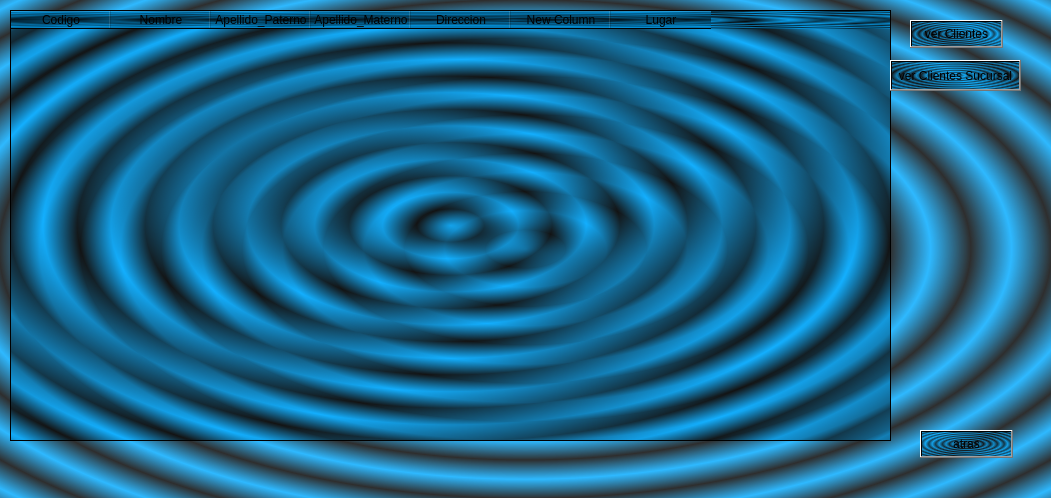
kpzaolod6000/HELLOWORLD, file Restaurante/reportes.ui: the form before one commit.
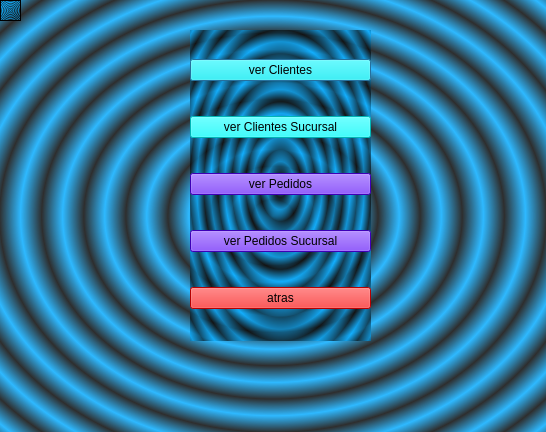
The form after the commit.

Diff of the .ui file:
```diff
--- a/Restaurante/reportes.ui
+++ b/Restaurante/reportes.ui
@@ -6,8 +6,8 @@
    <rect>
     <x>0</x>
     <y>0</y>
-    <width>1051</width>
-    <height>498</height>
+    <width>546</width>
+    <height>432</height>
    </rect>
   </property>
   <property name="windowTitle">
@@ -17,88 +17,78 @@
    <string notr="true">background-color: qradialgradient(spread:repeat, cx:0.5, cy:0.5, radius:0.077, fx:0.5, fy:0.5, stop:0 rgba(0, 169, 255, 147), stop:0.497326 rgba(0, 0, 0, 147), stop:1 rgba(0, 169, 255, 147));
 background-color: qconicalgradient(cx:0.5, cy:0.5, angle:0, stop:0 rgba(35, 40, 3, 255), stop:0.16 rgba(136, 106, 22, 255), stop:0.225 rgba(166, 140, 41, 255), stop:0.285 rgba(204, 181, 74, 255), stop:0.345 rgba(235, 219, 102, 255), stop:0.415 rgba(245, 236, 112, 255), stop:0.52 rgba(209, 190, 76, 255), stop:0.57 rgba(187, 156, 51, 255), stop:0.635 rgba(168, 142, 42, 255), stop:0.695 rgba(202, 174, 68, 255), stop:0.75 rgba(218, 202, 86, 255), stop:0.815 rgba(208, 187, 73, 255), stop:0.88 rgba(187, 156, 51, 255), stop:0.935 rgba(137, 108, 26, 255), stop:1 rgba(35, 40, 3, 255));</string>
   </property>
-  <widget class="QPushButton" name="pushButton_cliente">
+  <widget class="QWidget" name="layoutWidget">
    <property name="geometry">
     <rect>
-     <x>910</x>
-     <y>20</y>
-     <width>93</width>
-     <height>28</height>
+     <x>190</x>
+     <y>30</y>
+     <width>181</width>
+     <height>311</height>
     </rect>
    </property>
-   <property name="text">
-    <string>ver Clientes</string>
-   </property>
+   <layout class="QVBoxLayout" name="verticalLayout">
+    <item>
+     <widget class="QPushButton" name="pushButton_cliente">
+      <property name="styleSheet">
+       <string notr="true">
+background-color: rgb(0, 255, 255);</string>
+      </property>
+      <property name="text">
+       <string>ver Clientes</string>
+      </property>
+     </widget>
+    </item>
+    <item>
+     <widget class="QPushButton" name="pushButton_clisucursal">
+      <property name="styleSheet">
+       <string notr="true">
+background-color: rgb(0, 255, 255);</string>
+      </property>
+      <property name="text">
+       <string>ver Clientes Sucursal</string>
+      </property>
+     </widget>
+    </item>
+    <item>
+     <widget class="QPushButton" name="pushButton_pedidos">
+      <property name="styleSheet">
+       <string notr="true">background-color: rgb(85, 0, 255);</string>
+      </property>
+      <property name="text">
+       <string>ver Pedidos</string>
+      </property>
+     </widget>
+    </item>
+    <item>
+     <widget class="QPushButton" name="pushButton_pedidos_2">
+      <property name="styleSheet">
+       <string notr="true">background-color: rgb(85, 0, 255);</string>
+      </property>
+      <property name="text">
+       <string>ver Pedidos Sucursal</string>
+      </property>
+     </widget>
+    </item>
+    <item>
+     <widget class="QPushButton" name="pushButton_back">
+      <property name="styleSheet">
+       <string notr="true">background-color: rgb(255, 0, 0);</string>
+      </property>
+      <property name="text">
+       <string>atras</string>
+      </property>
+     </widget>
+    </item>
+   </layout>
   </widget>
   <widget class="QTableWidget" name="tableWidget">
    <property name="geometry">
     <rect>
-     <x>10</x>
-     <y>10</y>
-     <width>881</width>
-     <height>431</height>
+     <x>0</x>
+     <y>0</y>
+     <width>21</width>
+     <height>21</height>
     </rect>
-   </property>
-   <column>
-    <property name="text">
-     <string>Codigo</string>
-    </property>
-   </column>
-   <column>
-    <property name="text">
-     <string>Nombre</string>
-    </property>
-   </column>
-   <column>
-    <property name="text">
-     <string>Apellido_Paterno</string>
-    </property>
-   </column>
-   <column>
-    <property name="text">
-     <string>Apellido_Materno</string>
-    </property>
-   </column>
-   <column>
-    <property name="text">
-     <string>Direccion</string>
-    </property>
-   </column>
-   <column>
-    <property name="text">
-     <string>New Column</string>
-    </property>
-   </column>
-   <column>
-    <property name="text">
-     <string>Lugar</string>
-    </property>
-   </column>
-  </widget>
-  <widget class="QPushButton" name="pushButton_clisucursal">
-   <property name="geometry">
-    <rect>
-     <x>890</x>
-     <y>60</y>
-     <width>131</width>
-     <height>31</height>
-    </rect>
-   </property>
-   <property name="text">
-    <string>ver Clientes Sucursal</string>
-   </property>
-  </widget>
-  <widget class="QPushButton" name="pushButton_back">
-   <property name="geometry">
-    <rect>
-     <x>920</x>
-     <y>430</y>
-     <width>93</width>
-     <height>28</height>
-    </rect>
-   </property>
-   <property name="text">
-    <string>atras</string>
    </property>
   </widget>
  </widget>
```
